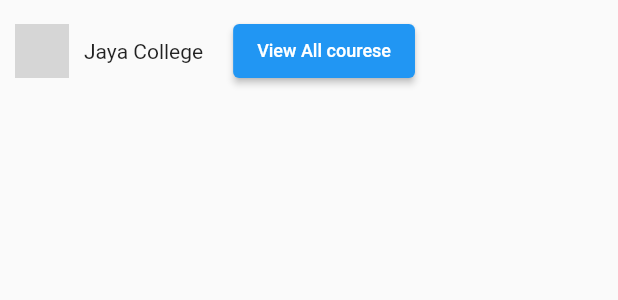
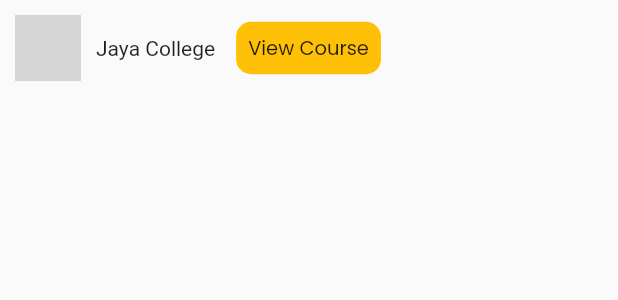
Before and after one commit to surajadkhari/eparikshya, a Flutter app: what instructor() shows on an empty page, opened directly with empty values, on a phone screen of 412 x 824 dp. Shown: the top 300 px of the screen. Run offline on Flutter 3.47's test engine with Material 2 defaults, Android fonts, the phone set to English and light mode, and no system bars; our stand-ins replace flutter_rating_bar, google_fonts; network calls fail; grey boxes are pictures that could not be loaded.

```diff
--- a/lib/model/course_model.dart
+++ b/lib/model/course_model.dart
@@ -23,6 +23,13 @@
         course_name: "Learn basis javascirpt from start for beginner",
         inst_img:
             'http://eparikshya.com/public/frontend/images/course/teacher/t-1.jpg',
+        inst_name: 'Jaya College'),
+    Courses(
+        course_img:
+            'http://eparikshya.com/public/frontend/images/course/cu-1.jpg',
+        course_name: "Learn basis javascirpt from start for beginner",
+        inst_img:
+            'http://eparikshya.com/public/frontend/images/course/teacher/t-1.jpg',
         inst_name: 'Jaya College')
   ];
 }
--- a/lib/sections/course_card_instruction_section.dart
+++ b/lib/sections/course_card_instruction_section.dart
@@ -1,5 +1,6 @@
 import 'package:eparikshya/model/course_model.dart';
 import 'package:flutter/material.dart';
+import 'package:google_fonts/google_fonts.dart';
 
 class instructor extends StatelessWidget {
   const instructor({Key? key, required this.index}) : super(key: key);
@@ -15,21 +16,22 @@
         spacing: 10,
         children: [
           CircleAvatar(
-            maxRadius: 18,
+            maxRadius: 22,
             backgroundImage: NetworkImage(Courses.course[index].inst_img),
           ),
           Text(Courses.course[index].inst_name),
-          SizedBox(
-            height: 5,
-          ),
-          ElevatedButton(
-            onPressed: () {},
+          Container(
+            margin: EdgeInsets.all(4),
+            padding: EdgeInsets.all(8),
+            decoration: BoxDecoration(
+              color: Colors.amber,
+              borderRadius: BorderRadius.circular(10),
+            ),
             child: Text(
-              'View All courese',
-              style: TextStyle(fontSize: 12),
+              "View Course",
+              style: GoogleFonts.poppins(textStyle: TextStyle(fontSize: 13)),
             ),
-            style: ElevatedButton.styleFrom(),
-          ),
+          )
         ],
       ),
     );
--- a/pubspec.yaml
+++ b/pubspec.yaml
@@ -35,6 +35,7 @@
   # Use with the CupertinoIcons class for iOS style icons.
   cupertino_icons: ^1.0.2
   flutter_rating_bar: ^4.0.0
+  google_fonts: ^2.1.0
 
 dev_dependencies:
   flutter_test:
```
Also changed, not shown: lib/sections/course_card_section/course_card_section.dart (+26 -19 lines), pubspec.lock.
